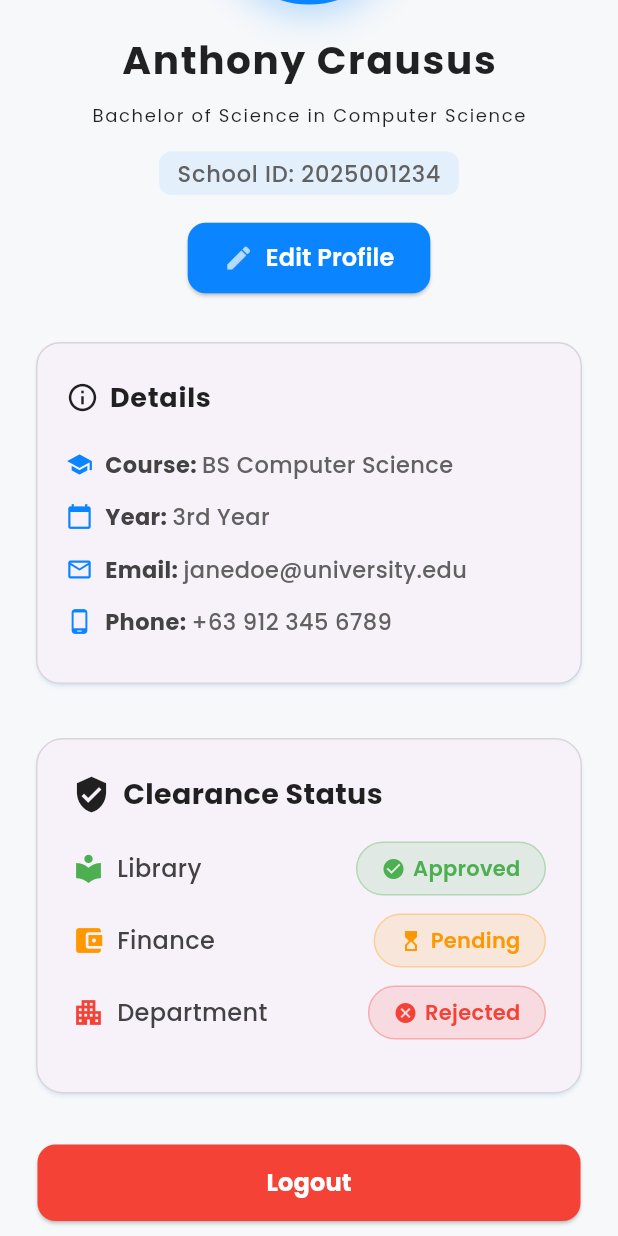
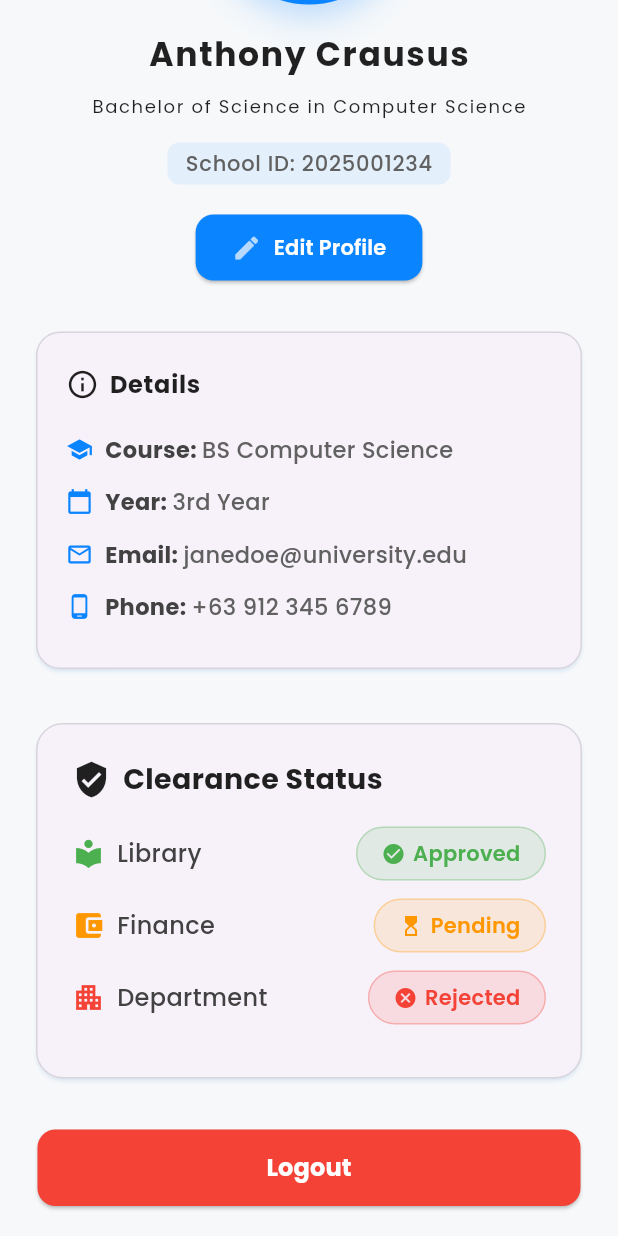
Before and after one commit to anthonyc-dev/ASCS-Flutter-Client-side-, a Flutter app: the StudentProfileScreen screen opened directly, scrolled down 197 dp, on a phone screen of 412 x 824 dp. Run offline on Flutter 3.47's test engine with Material 3 defaults, Android fonts, the light colour scheme and no system bars; our stand-ins replace flutter_dotenv, flutter_screenutil, google_fonts; network calls fail.

Commit message:
refactor: adjust font sizes and update color opacity method in profile screen

```diff
--- a/my_app/lib/screens/profile_screen.dart
+++ b/my_app/lib/screens/profile_screen.dart
@@ -18,7 +18,7 @@ class StudentProfileScreen extends StatelessWidget {
             Text(
               'Student Profile',
               style: GoogleFonts.poppins(
-                fontWeight: FontWeight.bold,
+                fontWeight: FontWeight.w600,
                 fontSize: 24,
                 color: Colors.black87,
                 letterSpacing: 1.2,
@@ -32,7 +32,7 @@ class StudentProfileScreen extends StatelessWidget {
                 shape: BoxShape.circle,
                 boxShadow: [
                   BoxShadow(
-                    color: themeColor.withOpacity(0.25),
+                    color: themeColor.withValues(alpha: 0.25),
                     blurRadius: 18,
                     offset: const Offset(0, 8),
                   ),
@@ -54,7 +54,7 @@ class StudentProfileScreen extends StatelessWidget {
             Text(
               'Anthony Crausus',
               style: GoogleFonts.poppins(
-                fontSize: 26,
+                fontSize: 22,
                 fontWeight: FontWeight.w700,
                 color: Colors.black87,
                 letterSpacing: 1.1,
@@ -74,13 +74,13 @@ class StudentProfileScreen extends StatelessWidget {
             Container(
               padding: const EdgeInsets.symmetric(horizontal: 12, vertical: 4),
               decoration: BoxDecoration(
-                color: themeColor.withOpacity(0.08),
+                color: themeColor.withValues(alpha: 0.08),
                 borderRadius: BorderRadius.circular(8),
               ),
               child: Text(
                 'School ID: 2025001234',
                 style: GoogleFonts.poppins(
-                  fontSize: 15,
+                  fontSize: 14,
                   color: Colors.grey[700],
                   fontWeight: FontWeight.w500,
                   letterSpacing: 0.5,
@@ -97,7 +97,7 @@ class StudentProfileScreen extends StatelessWidget {
               label: Text(
                 'Edit Profile',
                 style: GoogleFonts.poppins(
-                  fontSize: 16,
+                  fontSize: 14,
                   fontWeight: FontWeight.w600,
                 ),
               ),
@@ -121,7 +121,7 @@ class StudentProfileScreen extends StatelessWidget {
                       width: 1, // Border width
                     ),
                     borderRadius: BorderRadius.circular(16)),
-                shadowColor: themeColor.withOpacity(0.2),
+                shadowColor: themeColor.withValues(alpha: 0.2),
                 child: Padding(
                   padding:
                       const EdgeInsets.symmetric(horizontal: 20, vertical: 24),
@@ -136,7 +136,7 @@ class StudentProfileScreen extends StatelessWidget {
                           Text(
                             'Details',
                             style: GoogleFonts.poppins(
-                              fontSize: 18,
+                              fontSize: 16,
                               fontWeight: FontWeight.bold,
                               color: Colors.black87,
                               letterSpacing: 0.5,
@@ -168,7 +168,7 @@ class StudentProfileScreen extends StatelessWidget {
                   ),
                   borderRadius: BorderRadius.circular(18),
                 ),
-                shadowColor: themeColor.withOpacity(0.18),
+                shadowColor: themeColor.withValues(alpha: 0.18),
                 child: Padding(
                   padding: const EdgeInsets.all(24),
                   child: Column(
@@ -269,9 +269,9 @@ class StudentProfileScreen extends StatelessWidget {
         Container(
           padding: const EdgeInsets.symmetric(horizontal: 16, vertical: 7),
           decoration: BoxDecoration(
-            color: color.withOpacity(0.13),
+            color: color.withValues(alpha: 0.13),
             borderRadius: BorderRadius.circular(22),
-            border: Border.all(color: color.withOpacity(0.3), width: 1),
+            border: Border.all(color: color.withValues(alpha: 0.3), width: 1),
           ),
           child: Row(
             children: [
```
